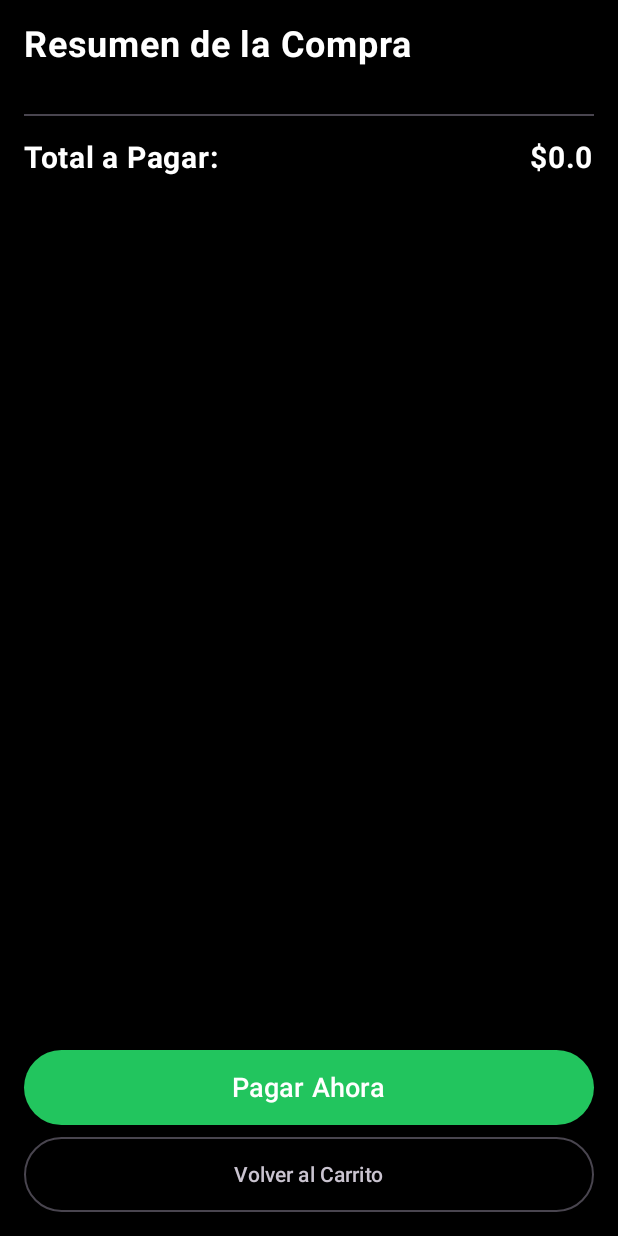
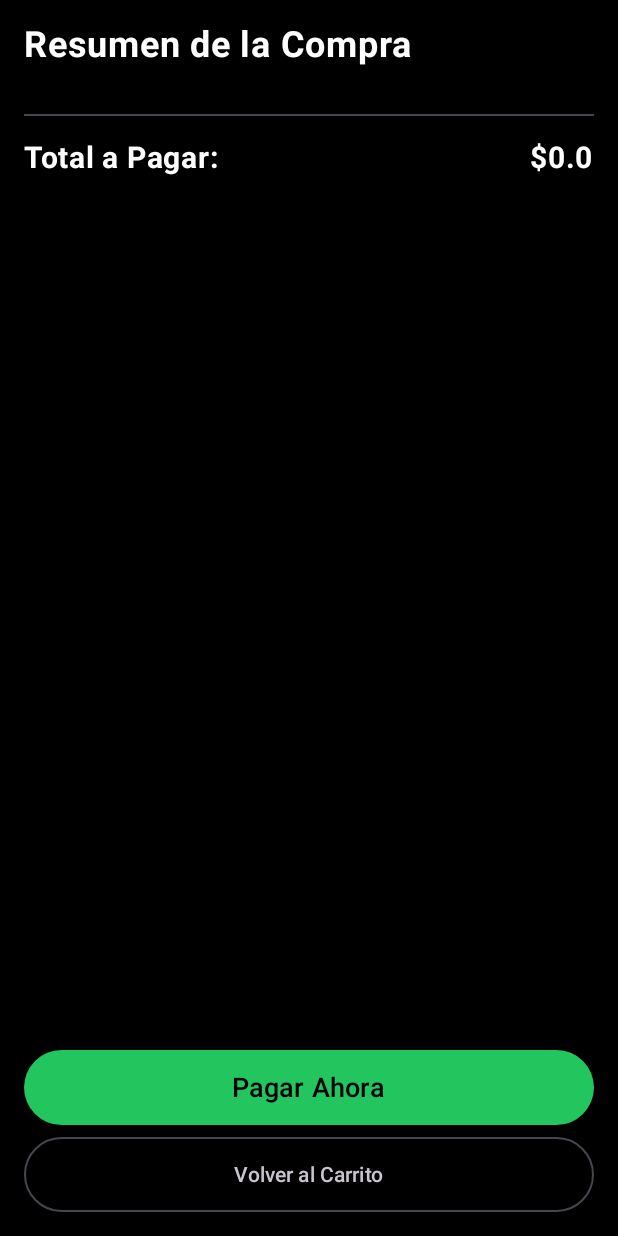
Before and after one commit to NerluHaye/levelupgamer, an Android app built with Jetpack Compose: the composable PaymentScreen called with empty values, on a phone screen of 412 x 824 dp. Run offline under Robolectric (Android 15) with nearby library versions, the phone set to English and light mode, and no system bars.

Commit message:
Fix: Ajuste de diseño y pantalla de compra

```diff
--- a/app/src/main/java/com/example/levelupgamer/ui/PaymentScreen.kt
+++ b/app/src/main/java/com/example/levelupgamer/ui/PaymentScreen.kt
@@ -31,6 +31,7 @@ import androidx.compose.runtime.setValue
 fun PaymentScreen(
     cartItems: List<CartItem>,
     totalAmount: Double,
+    onPaymentSuccess1: String,
     onPaymentSuccess: () -> Unit,
     onBack: () -> Unit
 
@@ -74,6 +75,14 @@ fun PaymentScreen(
         ) {
             Text("Total a Pagar:", fontSize = 20.sp, fontWeight = FontWeight.Bold, color = Color.White)
             Text("$${totalAmount}", fontSize = 20.sp, fontWeight = FontWeight.Bold, color = Color.White)
+        }
+
+        // 20% Descuento usuarios DUOC
+        Row(
+            modifier = Modifier.fillMaxWidth(),
+            horizontalArrangement = Arrangement.SpaceBetween
+        ){
+            Text("$onPaymentSuccess1", fontSize = 20.sp, fontWeight = FontWeight.Bold, color = Color.White)
         }
 
         Spacer(modifier = Modifier.weight(1f))
@@ -131,7 +140,7 @@ fun PaymentScreen(
                 .height(50.dp),
             colors = ButtonDefaults.buttonColors(containerColor = Color(0xFF22C55E))
         ) {
-            Text("Pagar Ahora", fontSize = 18.sp, color = Color.White)
+            Text("Pagar Ahora", fontSize = 18.sp, color = Color.Black)
         }
 
         Spacer(modifier = Modifier.height(8.dp))
--- a/app/src/main/java/com/example/levelupgamer/ui/ProductListScreen.kt
+++ b/app/src/main/java/com/example/levelupgamer/ui/ProductListScreen.kt
@@ -63,7 +63,8 @@ fun ProductListScreen(
                                 modifier = Modifier
                                     .fillMaxWidth()
                                     .background(MaterialTheme.colorScheme.primary)
-                                    .padding(vertical = 8.dp, horizontal = 4.dp)
+                                    .padding(vertical = 8.dp, horizontal = 4.dp),
+                                color = Color.Black,
                             )
                         }
 
--- a/app/src/main/java/com/example/levelupgamer/ui/theme/Theme.kt
+++ b/app/src/main/java/com/example/levelupgamer/ui/theme/Theme.kt
@@ -10,9 +10,9 @@ private val DarkColorScheme = darkColorScheme(
     primary = DepressedGreen,
     secondary = Color.Cyan,
     tertiary = Color.Red,
-    background = Color.Black,    // Color para las tarjetas y otros componentes
-    surfaceVariant = Color(0xFF87CEEB) // Azul cielo
+    background = Color.Black,
 )
+
 
 @Composable
 fun LevelUpGamerTheme(
```
Also changed, not shown: app/src/main/java/com/example/levelupgamer/MainActivity.kt (+10 -4 lines), app/src/main/java/com/example/levelupgamer/ui/theme/Color.kt (+0 -8 lines).
